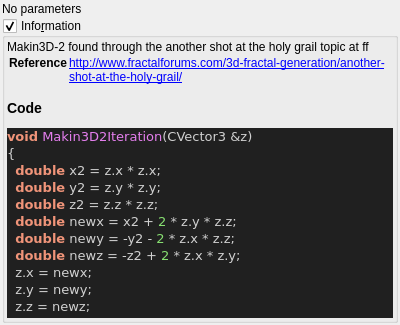
buddhi1980/mandelbulber2, file mandelbulber2/qt_data/fractal_makin3d2.ui: the form before one commit.
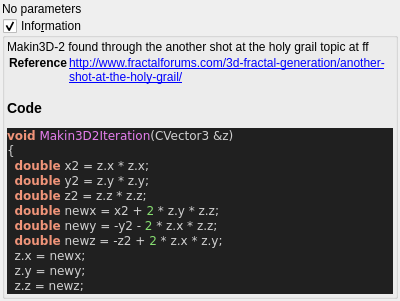
The form after the commit. Custom widgets are drawn as their Qt base class.

```diff
--- a/mandelbulber2/qt_data/fractal_makin3d2.ui
+++ b/mandelbulber2/qt_data/fractal_makin3d2.ui
@@ -77,7 +77,7 @@
 &lt;title&gt;Source file&lt;/title&gt;
 &lt;/head&gt;
 &lt;body style=&quot;background-color:#202020&quot;&gt;
-&lt;pre style=&quot;color:#d0d0d0; background-color:#202020; font-size:10pt; font-family:'Courier New';&quot;&gt;&lt;span style=&quot;color:#f09479; font-weight:bold&quot;&gt;void&lt;/span&gt; &lt;span style=&quot;color:#e47eed&quot;&gt;Makin3D2Iteration&lt;/span&gt;&lt;span style=&quot;color:#d0d0d0&quot;&gt;(&lt;/span&gt;CVector3 &lt;span style=&quot;color:#d0d0d0&quot;&gt;&amp;amp;&lt;/span&gt;z&lt;span style=&quot;color:#d0d0d0&quot;&gt;)&lt;/span&gt;
+&lt;pre style=&quot;color:#d0d0d0; background-color:#202020;  font-family:'Courier New';&quot;&gt;&lt;span style=&quot;color:#f09479; font-weight:bold&quot;&gt;void&lt;/span&gt; &lt;span style=&quot;color:#e47eed&quot;&gt;Makin3D2Iteration&lt;/span&gt;&lt;span style=&quot;color:#d0d0d0&quot;&gt;(&lt;/span&gt;CVector3 &lt;span style=&quot;color:#d0d0d0&quot;&gt;&amp;amp;&lt;/span&gt;z&lt;span style=&quot;color:#d0d0d0&quot;&gt;)&lt;/span&gt;
 &lt;span style=&quot;color:#d0d0d0&quot;&gt;{&lt;/span&gt;
   &lt;span style=&quot;color:#f09479; font-weight:bold&quot;&gt;double&lt;/span&gt; x2 &lt;span style=&quot;color:#d0d0d0&quot;&gt;=&lt;/span&gt; z&lt;span style=&quot;color:#d0d0d0&quot;&gt;.&lt;/span&gt;x &lt;span style=&quot;color:#d0d0d0&quot;&gt;*&lt;/span&gt; z&lt;span style=&quot;color:#d0d0d0&quot;&gt;.&lt;/span&gt;x&lt;span style=&quot;color:#d0d0d0&quot;&gt;;&lt;/span&gt;
   &lt;span style=&quot;color:#f09479; font-weight:bold&quot;&gt;double&lt;/span&gt; y2 &lt;span style=&quot;color:#d0d0d0&quot;&gt;=&lt;/span&gt; z&lt;span style=&quot;color:#d0d0d0&quot;&gt;.&lt;/span&gt;y &lt;span style=&quot;color:#d0d0d0&quot;&gt;*&lt;/span&gt; z&lt;span style=&quot;color:#d0d0d0&quot;&gt;.&lt;/span&gt;y&lt;span style=&quot;color:#d0d0d0&quot;&gt;;&lt;/span&gt;
```
